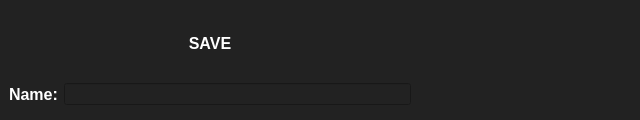
Qt form costar_instructor/instructor_core/ui/save_dialog.ui (cpaxton/costar_stack) before a commit.
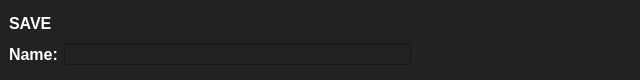
The same form after that commit.

Commit message: remove node from save tree dialog

Patch:
```diff
--- a/costar_instructor/instructor_core/ui/save_dialog.ui
+++ b/costar_instructor/instructor_core/ui/save_dialog.ui
@@ -7,13 +7,19 @@
     <x>0</x>
     <y>0</y>
     <width>640</width>
-    <height>120</height>
+    <height>80</height>
    </rect>
   </property>
+  <property name="minimumSize">
+   <size>
+    <width>640</width>
+    <height>0</height>
+   </size>
+  </property>
   <property name="maximumSize">
    <size>
     <width>640</width>
-    <height>120</height>
+    <height>100</height>
    </size>
   </property>
   <property name="windowTitle">
@@ -64,8 +70,8 @@
     <widget class="QWidget" name="widget" native="true">
      <property name="minimumSize">
       <size>
-       <width>419</width>
-       <height>120</height>
+       <width>400</width>
+       <height>80</height>
       </size>
      </property>
      <property name="maximumSize">
@@ -128,12 +134,12 @@
           <property name="text">
            <string>SAVE</string>
           </property>
-          <property name="alignment">
-           <set>Qt::AlignCenter</set>
-          </property>
           <property name="wordWrap">
            <bool>true</bool>
           </property>
+          <property name="margin">
+           <number>2</number>
+          </property>
          </widget>
         </item>
        </layout>
```
The commit also changes 2 other files.
